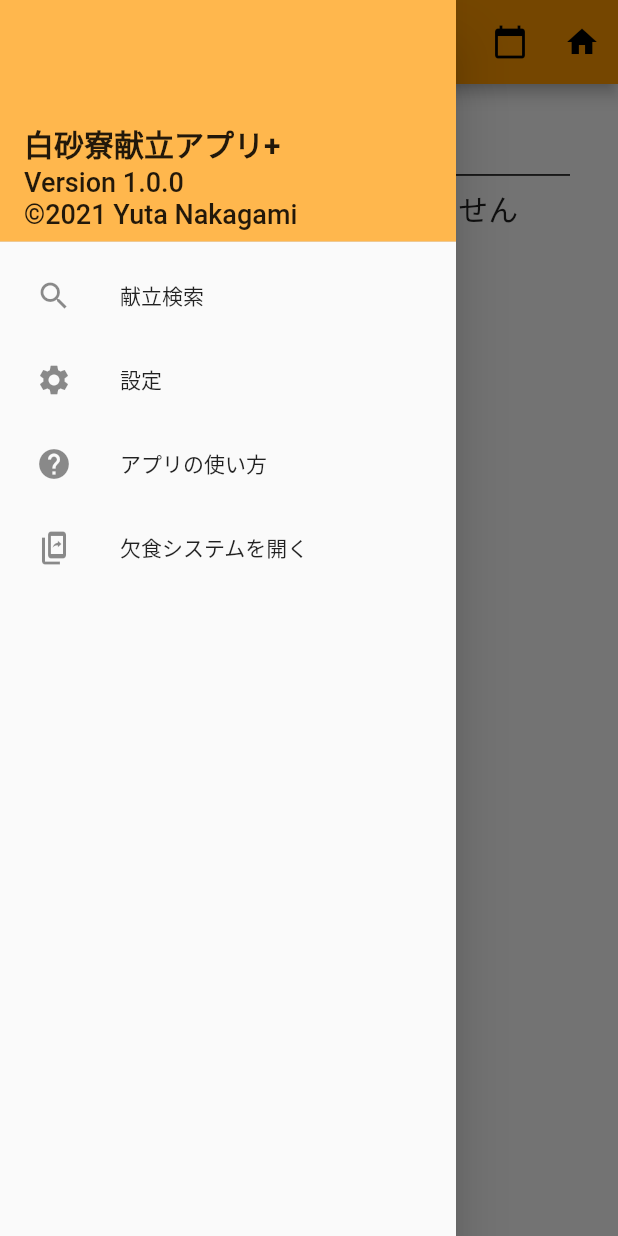
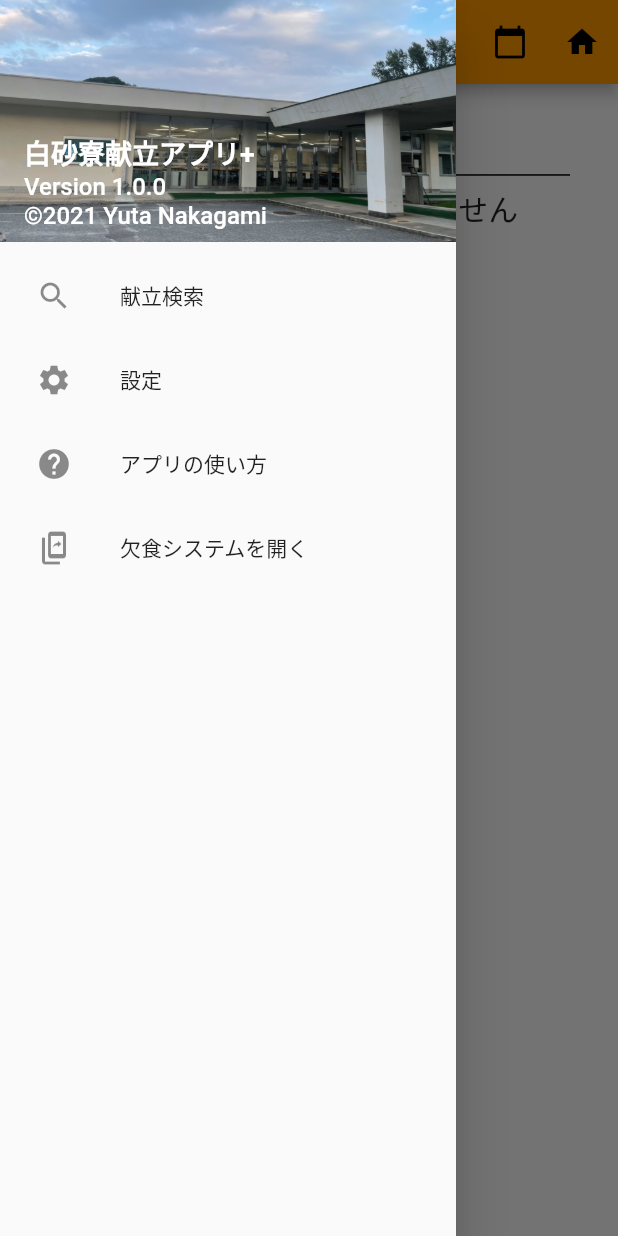
Before and after one commit to Yuta1004/ShirasunaKondateV4, a Flutter app: the screen it shows after launch, with the side drawer open, on a phone screen of 412 x 824 dp. Run offline on Flutter 3.47's test engine with Material 2 defaults, Android fonts, the phone set to English and light mode, and no system bars; our stand-ins replace flutter_spinkit, settings_ui, shared_preferences, sprintf, sqflite, tuple; missing offline and left inert: day_night_time_picker, grpc, marquee_widget, protobuf; accounts and stored records are empty; statements that could not run were skipped.

Commit message:
[add] Drawerに食堂の画像を表示するようにした

```diff
--- a/app/lib/pages/home_page/home_page.dart
+++ b/app/lib/pages/home_page/home_page.dart
@@ -111,7 +111,10 @@ class _HomePageState extends State<HomePage> {
                     children: <Widget> [
                         DrawerHeader(
                             decoration: BoxDecoration(
-                                color: Colors.orange[300],
+                                image: DecorationImage(
+                                    fit: BoxFit.fitWidth,
+                                    image: AssetImage("assets/images/drawer.jpg"),
+                                ),
                             ),
                             child: Column(
                                 crossAxisAlignment: CrossAxisAlignment.start,
@@ -121,20 +124,23 @@ class _HomePageState extends State<HomePage> {
                                     Text(
                                         "白砂寮献立アプリ+",
                                         style: TextStyle(
-                                            fontSize: 20,
+                                            color: Colors.white,
+                                            fontSize: 18,
                                             fontWeight: FontWeight.bold,
                                         ),
                                     ),
                                     Text(
                                         "Version 1.0.0",
                                         style: TextStyle(
-                                            fontSize: 18,
+                                            color: Colors.white,
+                                            fontSize: 16,
                                         ),
                                     ),
                                     Text(
                                         "©2021 Yuta Nakagami",
                                         style: TextStyle(
-                                            fontSize: 18,
+                                            color: Colors.white,
+                                            fontSize: 16,
                                         ),
                                     ),
                                 ],
--- a/app/pubspec.yaml
+++ b/app/pubspec.yaml
@@ -36,3 +36,4 @@ flutter:
     - assets/images/help_2.png
     - assets/images/help_3.png
     - assets/images/help_4.png
+    - assets/images/drawer.jpg
```
Also changed, not shown: app/assets/images/drawer.jpg (added).
